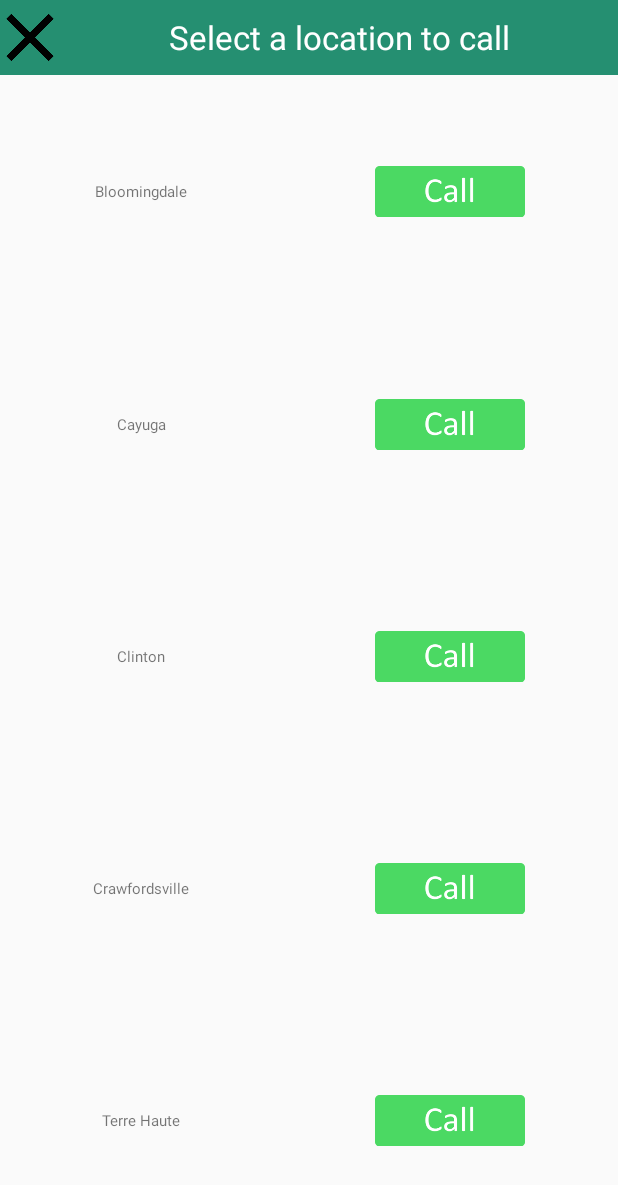
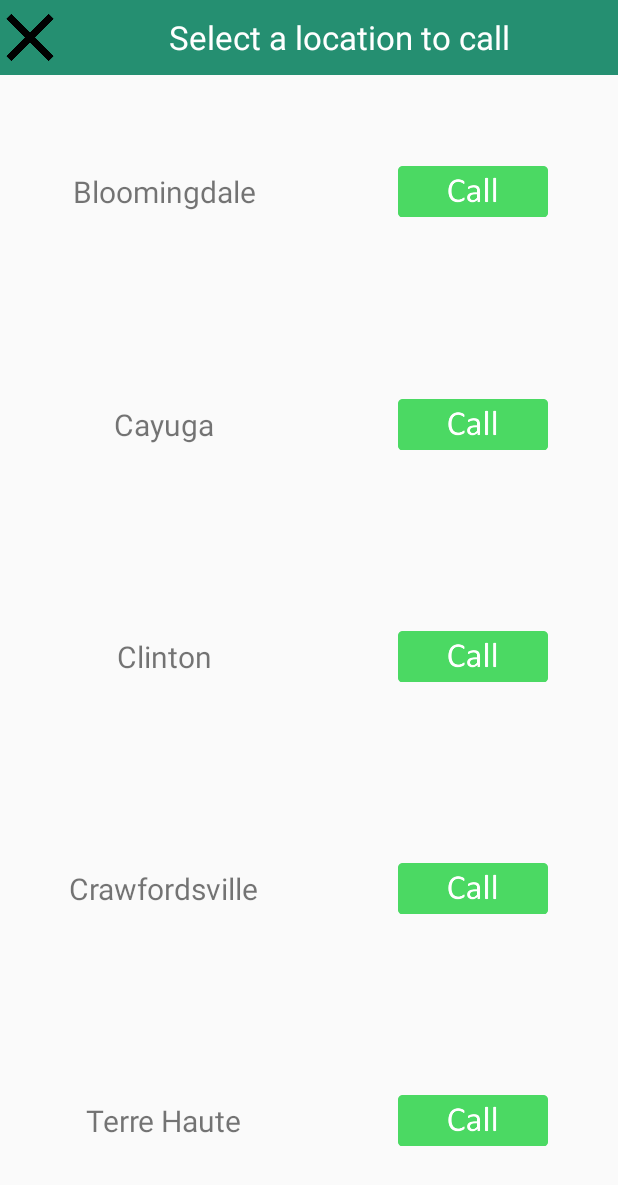
Before and after one commit to erodedpretzel/ProHealth2, an Android app: the layout call_dialog.xml on its own in the app's theme, with its tools: preview values and no code run, on a phone screen of 412 x 824 dp. Shown: the top 1185 px of the screen. Run offline under Robolectric (Android 15) with nearby library versions, the phone set to English and light mode, and no system bars.

Commit message:
Most of call dialog is working except closing

```diff
--- a/app/src/main/AndroidManifest.xml
+++ b/app/src/main/AndroidManifest.xml
@@ -1,13 +1,14 @@
 <?xml version="1.0" encoding="utf-8"?>
 <manifest xmlns:android="http://schemas.android.com/apk/res/android"
     package="vpchc.prohealth" >
-
+    <uses-permission android:name="android.permission.CALL_PHONE"/>
     <application
         android:allowBackup="true"
         android:icon="@drawable/logo"
         android:label="@string/app_name"
         android:supportsRtl="true"
-        android:theme="@style/AppTheme" >
+        android:theme="@style/AppTheme"
+        >
         <activity
             android:name=".MainActivity"
             android:theme="@style/AppTheme.NoActionBar"
--- a/app/src/main/res/layout/call_dialog.xml
+++ b/app/src/main/res/layout/call_dialog.xml
@@ -40,7 +40,7 @@
             android:layout_width="wrap_content"
             android:layout_height="wrap_content"
             android:text="@string/call_location_bloom"
-            android:textSize="10sp"
+            android:textSize="@dimen/call_location"
             grid:layout_columnWeight="1"
             grid:layout_rowWeight="1"
             grid:layout_gravity="center"
@@ -58,7 +58,7 @@
             android:layout_width="wrap_content"
             android:layout_height="wrap_content"
             android:text="@string/call_location_cay"
-            android:textSize="10sp"
+            android:textSize="@dimen/call_location"
             grid:layout_columnWeight="1"
             grid:layout_rowWeight="1"
             grid:layout_gravity="center"
@@ -76,7 +76,7 @@
             android:layout_width="wrap_content"
             android:layout_height="wrap_content"
             android:text="@string/call_location_clint"
-            android:textSize="10sp"
+            android:textSize="@dimen/call_location"
             grid:layout_columnWeight="1"
             grid:layout_rowWeight="1"
             grid:layout_gravity="center"
@@ -94,7 +94,7 @@
             android:layout_width="wrap_content"
             android:layout_height="wrap_content"
             android:text="@string/call_location_craw"
-            android:textSize="10sp"
+            android:textSize="@dimen/call_location"
             grid:layout_columnWeight="1"
             grid:layout_rowWeight="1"
             grid:layout_gravity="center"
@@ -112,7 +112,7 @@
             android:layout_width="wrap_content"
             android:layout_height="wrap_content"
             android:text="@string/call_location_terre"
-            android:textSize="10sp"
+            android:textSize="@dimen/call_location"
             grid:layout_columnWeight="1"
             grid:layout_rowWeight="1"
             grid:layout_gravity="center"
--- a/app/src/main/res/values/dimens.xml
+++ b/app/src/main/res/values/dimens.xml
@@ -6,5 +6,6 @@
     <dimen name="icon_width">70dp</dimen>
     <dimen name="icon_height">70dp</dimen>
     <dimen name="home_icon">18sp</dimen>
+    <dimen name="call_location">20sp</dimen>
 
 </resources>
```
Also changed, not shown: app/src/main/java/vpchc/prohealth/MainActivity.java (+29 -43 lines).
